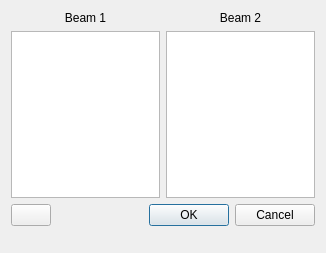
Qt form widgets/connect.ui (ebrahimraeyat/civilTools) before a commit.
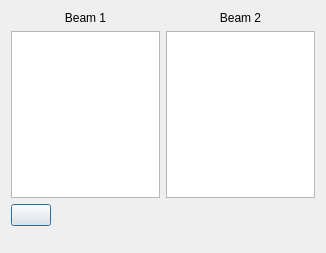
The same form after that commit. Icons and pictures are not drawn.

What changed in the file:
```diff
--- a/widgets/connect.ui
+++ b/widgets/connect.ui
@@ -70,16 +70,6 @@
        </property>
       </spacer>
      </item>
-     <item>
-      <widget class="QDialogButtonBox" name="buttonBox">
-       <property name="orientation">
-        <enum>Qt::Horizontal</enum>
-       </property>
-       <property name="standardButtons">
-        <set>QDialogButtonBox::Cancel|QDialogButtonBox::Ok</set>
-       </property>
-      </widget>
-     </item>
     </layout>
    </item>
    <item>
```
Left out of the diff: 35 changed lines with no effect on the pictures.
